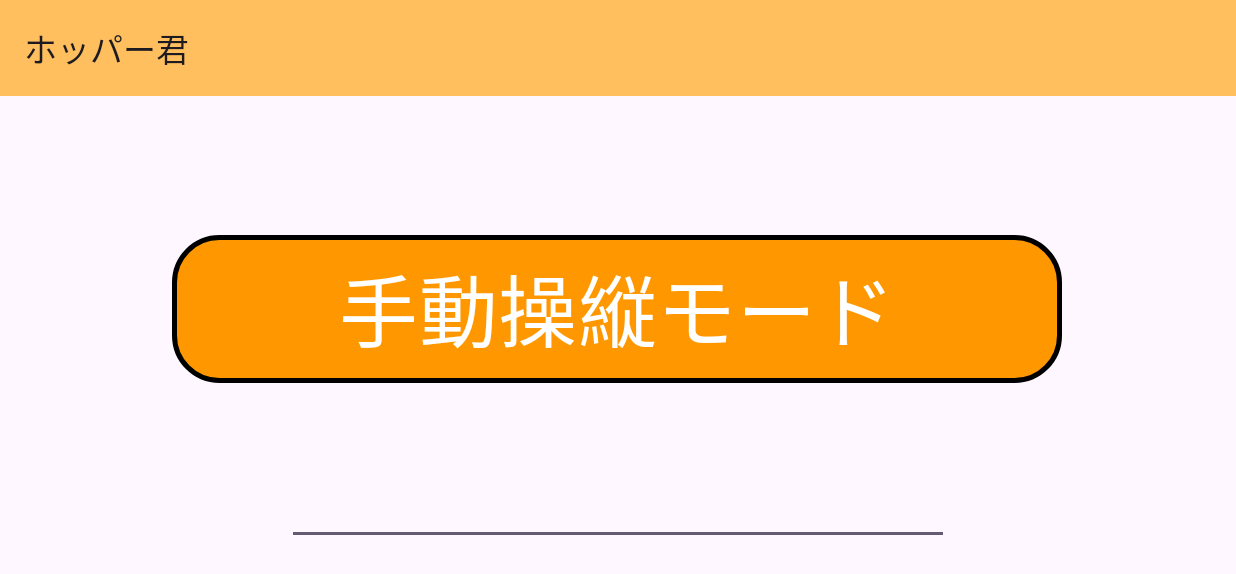
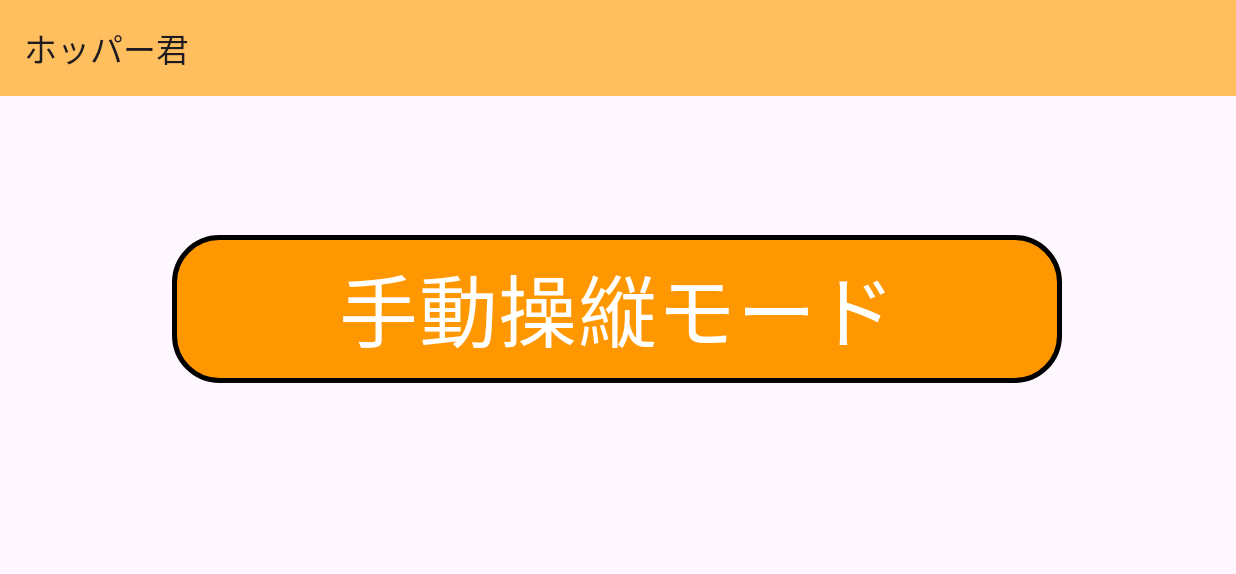
Before and after one commit to kato-hk28/TST_APP, an Android app: the screen it shows after launch (MainActivity), on a phone screen of 824 x 412 dp (held sideways). Shown: the top 574 px of the screen. Run offline under Robolectric (Android 15) with nearby library versions, the phone set to English and light mode, and no system bars.

Commit message:
必要なコメントアウトを追加

```diff
--- a/android_app/app/src/main/java/com/example/tst_android_app/MainActivity.java
+++ b/android_app/app/src/main/java/com/example/tst_android_app/MainActivity.java
@@ -17,14 +17,17 @@ public class MainActivity extends AppCompatActivity {
         super.onCreate(savedInstanceState);
         setContentView(R.layout.activity_main);
 
-        EditText et = (EditText) findViewById(R.id.ip_edit);
+//        IPアドレスをうけとる場合
+//        EditText et = (EditText) findViewById(R.id.ip_edit);
 
         Button ManualModeButton = (Button) findViewById(R.id.manual_button);
         ManualModeButton.setOnClickListener(new View.OnClickListener() {
             @Override
             public void onClick(View v) {
                 Log.d("main", "plog manual_button onClick");
-                ip_address = et.getText().toString();
+
+//                IPアドレスをうけとる場合
+//                ip_address = et.getText().toString();
 
                 Intent intent = new Intent(getApplicationContext(), Manual_Activity.class);
                 startActivity(intent);
--- a/android_app/app/src/main/java/com/example/tst_android_app/Manual_Activity.java
+++ b/android_app/app/src/main/java/com/example/tst_android_app/Manual_Activity.java
@@ -51,6 +51,7 @@ public class Manual_Activity extends AppCompatActivity implements View.OnTouchLi
         mv = (MjpegView) findViewById(R.id.mjpegview);
         StartStream(mv);
 
+//        IPアドレスをうけとる場合
 //        // String型の値を受けとる
 //        Intent intent = getIntent();
 //        ip_address = intent.getStringExtra("ip_address");
--- a/android_app/app/src/main/res/layout/activity_main.xml
+++ b/android_app/app/src/main/res/layout/activity_main.xml
@@ -53,19 +53,20 @@
 
     </LinearLayout>
 
-    <EditText
-        android:id="@+id/ip_edit"
-        android:layout_width="441dp"
-        android:layout_height="61dp"
-        android:ems="10"
-        android:inputType="phone"
-        android:autoSizeTextType="uniform"
-        android:layout_gravity="center_horizontal"
-        android:gravity="center_horizontal"
-        app:layout_constraintBottom_toBottomOf="parent"
-        app:layout_constraintEnd_toEndOf="parent"
-        app:layout_constraintStart_toStartOf="parent"
-        app:layout_constraintTop_toTopOf="parent"
-        app:layout_constraintVertical_bias="0.862" />
+<!--IPアドレスを入力して受け取るばあい-->
+<!--    <EditText-->
+<!--        android:id="@+id/ip_edit"-->
+<!--        android:layout_width="441dp"-->
+<!--        android:layout_height="61dp"-->
+<!--        android:ems="10"-->
+<!--        android:inputType="phone"-->
+<!--        android:autoSizeTextType="uniform"-->
+<!--        android:layout_gravity="center_horizontal"-->
+<!--        android:gravity="center_horizontal"-->
+<!--        app:layout_constraintBottom_toBottomOf="parent"-->
+<!--        app:layout_constraintEnd_toEndOf="parent"-->
+<!--        app:layout_constraintStart_toStartOf="parent"-->
+<!--        app:layout_constraintTop_toTopOf="parent"-->
+<!--        app:layout_constraintVertical_bias="0.862" />-->
 
 </androidx.constraintlayout.widget.ConstraintLayout>
```
